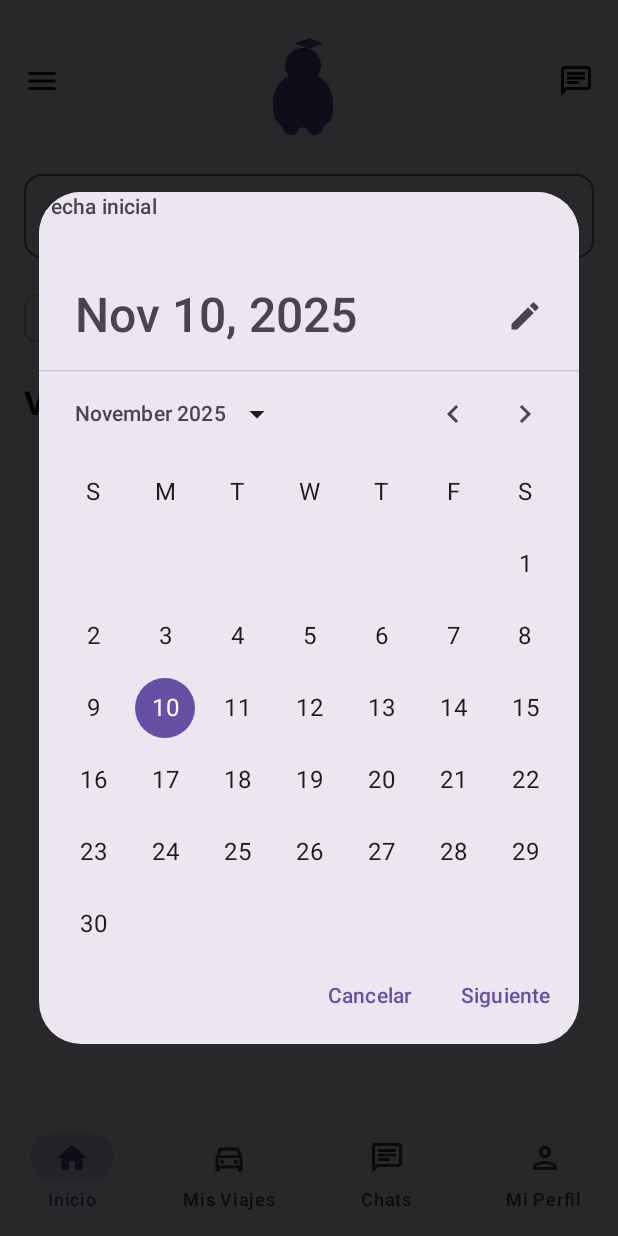
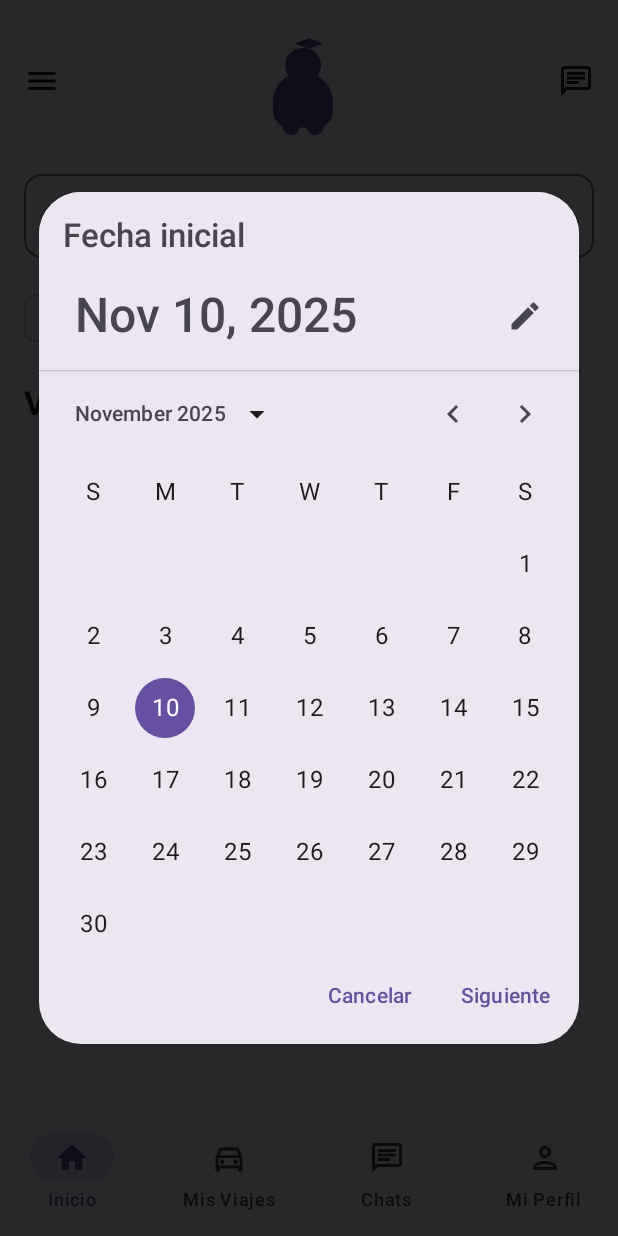
Before and after one commit to DaviddelaRosa15/UniRides, an Android app built with Jetpack Compose: the HomeScreen screen opened through its navigation route, after a tap on "Fecha y hora", on a phone screen of 412 x 824 dp. Run offline under Robolectric (Android 15) with nearby library versions, the phone set to English and light mode, and no system bars; our stand-ins replace Dagger/Hilt's generated code, Firebase (no records; nobody signed in at launch, a user with empty details on screens opened directly).

Commit message:
Improve date picker UI and refactor avatar rendering
Enhanced date picker dialogs by applying consistent title styling and padding. Updated FilterChips to use an IconButton for clearing date filters. Refactored RideOfferCard to use the ProfileAvatar component for user avatars, replacing manual initials rendering.

```diff
--- a/app/src/main/java/com/ddl/unirides/ui/home/components/DateTimeRangeDialog.kt
+++ b/app/src/main/java/com/ddl/unirides/ui/home/components/DateTimeRangeDialog.kt
@@ -10,6 +10,7 @@ import androidx.compose.material3.Button
 import androidx.compose.material3.DatePicker
 import androidx.compose.material3.DatePickerDialog
 import androidx.compose.material3.ExperimentalMaterial3Api
+import androidx.compose.material3.MaterialTheme
 import androidx.compose.material3.OutlinedButton
 import androidx.compose.material3.Text
 import androidx.compose.material3.TextButton
@@ -95,7 +96,13 @@ fun DateTimeRangeDialog(
                     ) {
                         DatePicker(
                             state = fromDateState,
-                            title = { Text("Fecha inicial") }
+                            title = {
+                                Text(
+                                    text = "Fecha inicial",
+                                    style = MaterialTheme.typography.titleLarge,
+                                    modifier = Modifier.padding(16.dp)
+                                )
+                            }
                         )
                     }
                 }
@@ -127,7 +134,13 @@ fun DateTimeRangeDialog(
                     ) {
                         DatePicker(
                             state = toDateState,
-                            title = { Text("Fecha final") }
+                            title = {
+                                Text(
+                                    text = "Fecha final",
+                                    style = MaterialTheme.typography.titleLarge,
+                                    modifier = Modifier.padding(16.dp)
+                                )
+                            }
                         )
                     }
                 }
```
Also changed, not shown: app/src/main/java/com/ddl/unirides/ui/common/DatePickerField.kt (+11 -1 lines), app/src/main/java/com/ddl/unirides/ui/home/components/FilterChips.kt (+12 -4 lines), app/src/main/java/com/ddl/unirides/ui/home/components/RideOfferCard.kt (+6 -24 lines).
